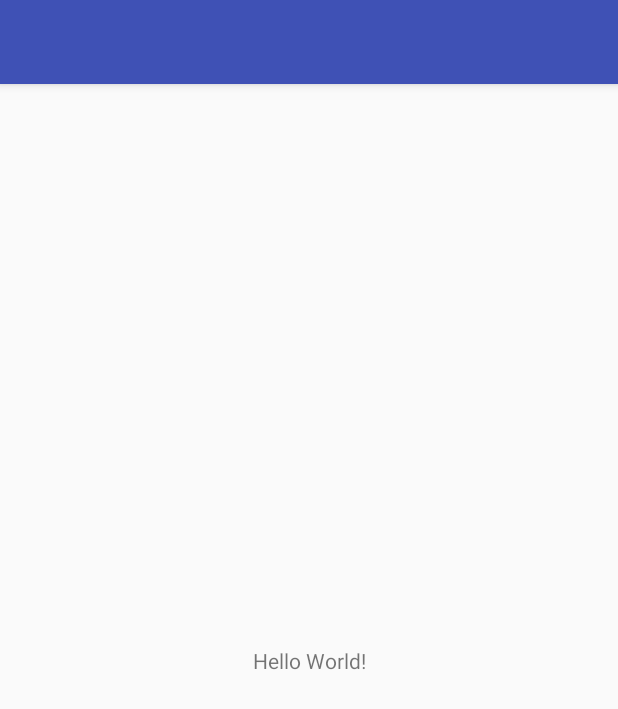
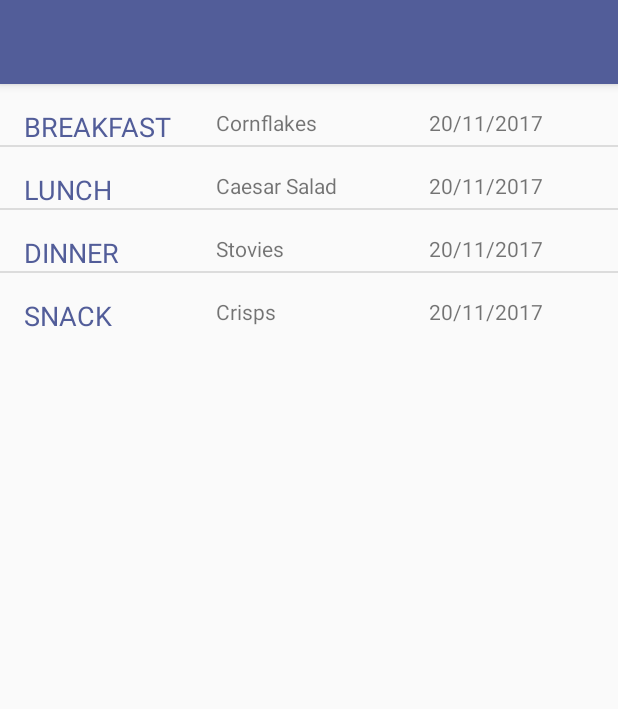
Before and after one commit to Hami5h/Week_09_Food_Tracker_Project, an Android app: the screen it shows after launch (MainActivity), on a phone screen of 412 x 824 dp. Shown: the top 709 px of the screen. Run offline under Robolectric (Android 15) with nearby library versions, the phone set to English and light mode, and no system bars.

Commit message:
Android list View created

```diff
--- a/app/src/main/java/com/example/hamishstewart/foodtracker/Controllers/MainActivity.java
+++ b/app/src/main/java/com/example/hamishstewart/foodtracker/Controllers/MainActivity.java
@@ -2,14 +2,45 @@ package com.example.hamishstewart.foodtracker.Controllers;
 
 import android.support.v7.app.AppCompatActivity;
 import android.os.Bundle;
+import android.view.View;
+import android.widget.ListView;
+import android.widget.Toast;
 
+import com.example.hamishstewart.foodtracker.Db.FoodTrackerDatabase;
+import com.example.hamishstewart.foodtracker.Models.Food;
+import com.example.hamishstewart.foodtracker.Models.FoodList;
+import com.example.hamishstewart.foodtracker.Models.FoodListAdapter;
 import com.example.hamishstewart.foodtracker.R;
 
+import java.util.ArrayList;
+
 public class MainActivity extends AppCompatActivity {
+  FoodTrackerDatabase myDb;
 
     @Override
     protected void onCreate(Bundle savedInstanceState) {
         super.onCreate(savedInstanceState);
         setContentView(R.layout.activity_main);
+        myDb = new FoodTrackerDatabase(this);
+
+        FoodList foodList = new FoodList();
+        ArrayList<Food> food = foodList.getList();
+
+        FoodListAdapter foodAdapter = new FoodListAdapter(this, food);
+
+        ListView listView = findViewById(R.id.list);
+
+        listView.setAdapter(foodAdapter);
     }
+
+    public void getFood(View listItemSelected) {
+        Food selectedFood = (Food) listItemSelected.getTag();
+
+//        Toast.makeText(this,
+//                selectedFood.getMealType(),
+//                Toast.LENGTH_SHORT).show();
+
+    }
+
+
 }
--- /dev/null
+++ b/app/src/main/java/com/example/hamishstewart/foodtracker/Models/FoodList.java
@@ -0,0 +1,23 @@
+package com.example.hamishstewart.foodtracker.Models;
+
+import java.util.ArrayList;
+
+/**
+ * Created by hamishstewart on 21/11/2017.
+ */
+
+public class FoodList {
+     ArrayList<Food> list;
+
+     public FoodList() {
+         list = new ArrayList<Food>();
+         list.add(new Food(1, MealType.BREAKFAST, "Cornflakes", "20/11/2017"));
+         list.add(new Food(2, MealType.LUNCH, "Caesar Salad", "20/11/2017"));
+         list.add(new Food(3, MealType.DINNER, "Stovies", "20/11/2017"));
+         list.add(new Food(4, MealType.SNACK, "Crisps", "20/11/2017"));
+     }
+
+    public ArrayList<Food> getList() {
+        return new ArrayList<Food>(list);
+    }
+}
--- /dev/null
+++ b/app/src/main/java/com/example/hamishstewart/foodtracker/Models/FoodListAdapter.java
@@ -0,0 +1,45 @@
+package com.example.hamishstewart.foodtracker.Models;
+
+import android.content.Context;
+import android.view.LayoutInflater;
+import android.view.View;
+import android.view.ViewGroup;
+import android.widget.ArrayAdapter;
+import android.widget.TextView;
+
+import com.example.hamishstewart.foodtracker.R;
+
+import java.util.ArrayList;
+
+/**
+ * Created by hamishstewart on 21/11/2017.
+ */
+
+public class FoodListAdapter extends ArrayAdapter<Food> {
+    public FoodListAdapter(Context context, ArrayList<Food> food) {
+        super(context, 0, food);
+    }
+
+    @Override
+    public View getView(int position, View listItemView, ViewGroup parent) {
+        if(listItemView == null) {
+            listItemView = LayoutInflater.from(getContext()).inflate(R.layout.food_item, parent, false);
+        }
+
+        Food currentFoodItem = getItem(position);
+
+        TextView type = listItemView.findViewById(R.id.Type);
+        type.setText(currentFoodItem.getMealType().toString());
+
+        TextView eaten = listItemView.findViewById(R.id.Eaten);
+        eaten.setText(currentFoodItem.getEaten().toString());
+
+        TextView date = listItemView.findViewById(R.id.Date);
+        date.setText((currentFoodItem.getDate().toString()));
+
+        listItemView.setTag(currentFoodItem);
+
+        return listItemView;
+    }
+
+}
--- a/app/src/main/res/layout/activity_main.xml
+++ b/app/src/main/res/layout/activity_main.xml
@@ -6,13 +6,10 @@
     android:layout_height="match_parent"
     tools:context="com.example.hamishstewart.foodtracker.Controllers.MainActivity">
 
-    <TextView
+    <ListView
+        android:id="@+id/list"
         android:layout_width="wrap_content"
         android:layout_height="wrap_content"
-        android:text="Hello World!"
-        app:layout_constraintBottom_toBottomOf="parent"
-        app:layout_constraintLeft_toLeftOf="parent"
-        app:layout_constraintRight_toRightOf="parent"
-        app:layout_constraintTop_toTopOf="parent" />
-
+        tools:layout_editor_absoluteX="8dp"
+        tools:layout_editor_absoluteY="8dp" />
 </android.support.constraint.ConstraintLayout>
--- /dev/null
+++ b/app/src/main/res/layout/food_item.xml
@@ -0,0 +1,97 @@
+<?xml version="1.0" encoding="utf-8"?>
+<android.support.constraint.ConstraintLayout xmlns:android="http://schemas.android.com/apk/res/android"
+    xmlns:app="http://schemas.android.com/apk/res-auto"
+    xmlns:tools="http://schemas.android.com/tools"
+    android:layout_width="match_parent"
+    android:layout_height="match_parent">
+
+    <android.support.constraint.Guideline
+        android:id="@+id/guideline"
+        android:layout_width="wrap_content"
+        android:layout_height="wrap_content"
+        android:orientation="vertical"
+        app:layout_constraintGuide_percent="0" />
+
+    <android.support.constraint.Guideline
+        android:id="@+id/guideline2"
+        android:layout_width="wrap_content"
+        android:layout_height="wrap_content"
+        android:orientation="vertical"
+        app:layout_constraintGuide_begin="192dp" />
+
+    <android.support.constraint.Guideline
+        android:id="@+id/guideline3"
+        android:layout_width="wrap_content"
+        android:layout_height="wrap_content"
+        android:orientation="vertical"
+        app:layout_constraintGuide_percent="100" />
+
+    <android.support.constraint.Guideline
+        android:id="@+id/guideline4"
+        android:layout_width="wrap_content"
+        android:layout_height="wrap_content"
+        android:orientation="vertical"
+        app:layout_constraintGuide_begin="-192dp" />
+
+    <TextView
+        android:id="@+id/Type"
+        android:layout_width="wrap_content"
+        android:layout_height="wrap_content"
+        android:layout_marginStart="16dp"
+        android:layout_marginTop="16dp"
+        android:text="TextView"
+        android:textAlignment="viewStart"
+        android:textColor="@color/colorPrimary"
+        android:textSize="18sp"
+        app:layout_constraintStart_toStartOf="parent"
+        app:layout_constraintTop_toTopOf="parent" />
+
+    <TextView
+        android:id="@+id/Eaten"
+        android:layout_width="0dp"
+        android:layout_height="wrap_content"
+        android:layout_marginEnd="8dp"
+        android:layout_marginStart="8dp"
+        android:layout_marginTop="16dp"
+        android:text="TextView"
+        android:textAlignment="viewStart"
+        android:textSize="14sp"
+        app:layout_constraintEnd_toStartOf="@+id/guideline6"
+        app:layout_constraintStart_toStartOf="@+id/guideline5"
+        app:layout_constraintTop_toTopOf="parent" />
+
+    <TextView
+        android:id="@+id/Date"
+        android:layout_width="wrap_content"
+        android:layout_height="wrap_content"
+        android:layout_marginEnd="8dp"
+        android:layout_marginStart="8dp"
+        android:layout_marginTop="16dp"
+        android:text="TextView"
+        android:textAlignment="viewEnd"
+        android:textSize="14sp"
+        app:layout_constraintEnd_toStartOf="@+id/guideline7"
+        app:layout_constraintStart_toStartOf="@+id/guideline6"
+        app:layout_constraintTop_toTopOf="parent" />
+
+    <android.support.constraint.Guideline
+        android:id="@+id/guideline5"
+        android:layout_width="wrap_content"
+        android:layout_height="wrap_content"
+        android:orientation="vertical"
+        app:layout_constraintGuide_percent="0.33" />
+
+    <android.support.constraint.Guideline
+        android:id="@+id/guideline6"
+        android:layout_width="wrap_content"
+        android:layout_height="wrap_content"
+        android:orientation="vertical"
+        app:layout_constraintGuide_percent="0.66" />
+
+    <android.support.constraint.Guideline
+        android:id="@+id/guideline7"
+        android:layout_width="wrap_content"
+        android:layout_height="wrap_content"
+        android:orientation="vertical"
+        app:layout_constraintGuide_begin="377dp" />
+</android.support.constraint.ConstraintLayout>
--- a/app/src/main/res/values/colors.xml
+++ b/app/src/main/res/values/colors.xml
@@ -1,6 +1,6 @@
 <?xml version="1.0" encoding="utf-8"?>
 <resources>
-    <color name="colorPrimary">#3F51B5</color>
+    <color name="colorPrimary">#525d99</color>
     <color name="colorPrimaryDark">#303F9F</color>
     <color name="colorAccent">#FF4081</color>
 </resources>
```
